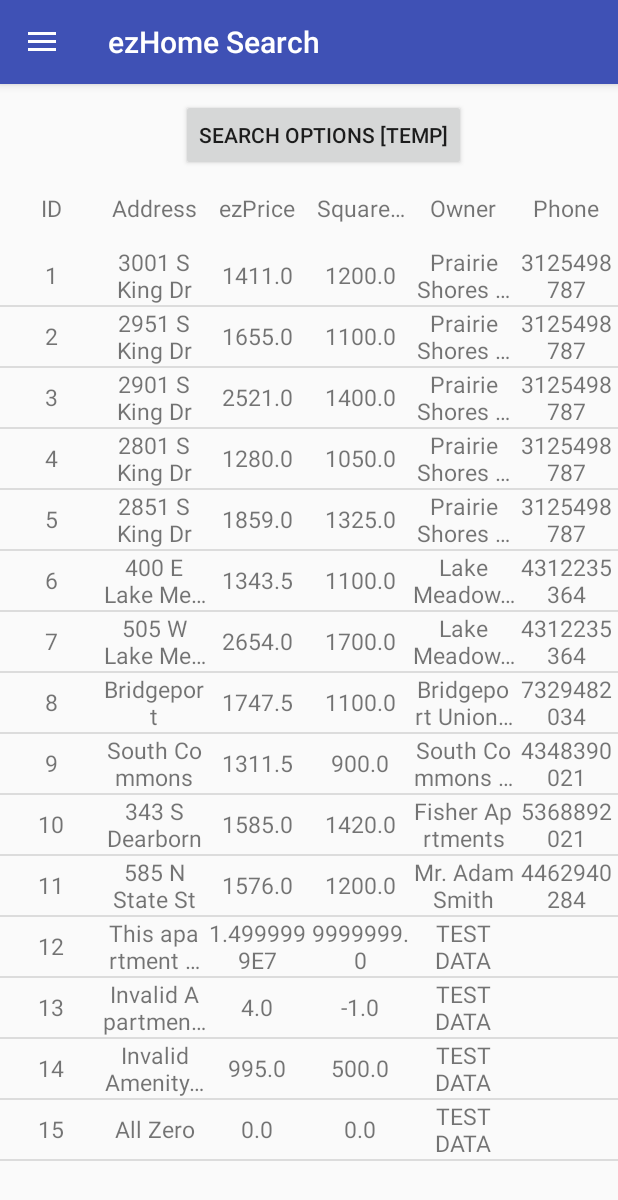
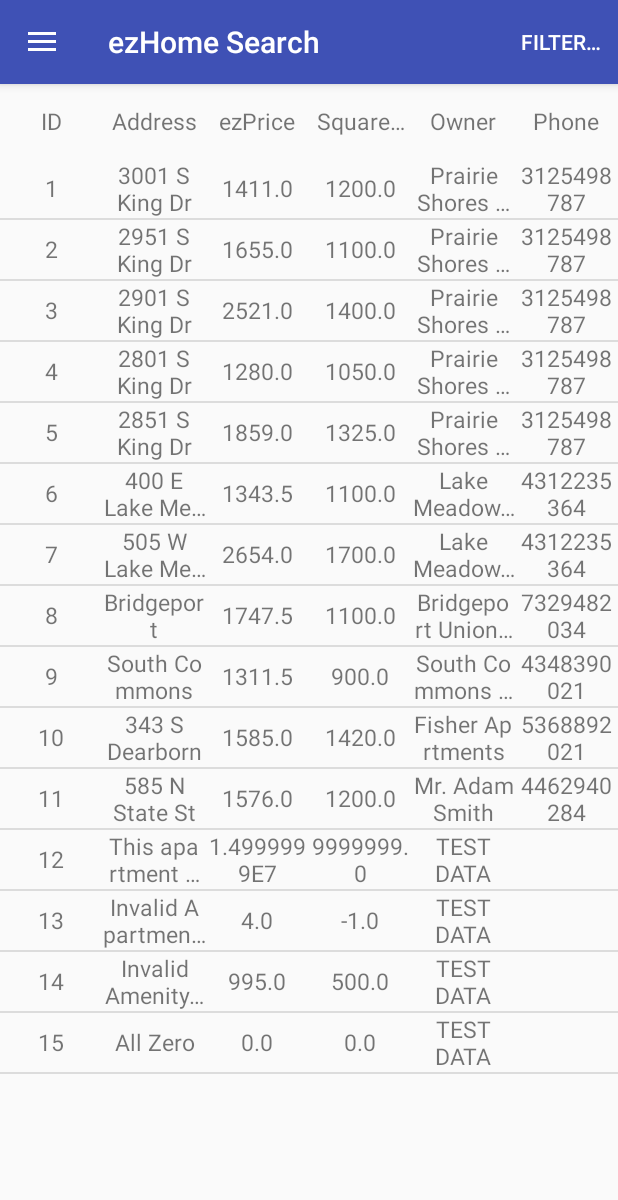
Before and after one commit to priyankpshah/CS442-Mobile-Application-Developement, an Android app: the fragment EzHomeSearchFragment placed in its activity, in the side drawer, after a tap on "ezHome Search", on a phone screen of 412 x 824 dp. Shown: the top 1200 px of the screen. Run offline under Robolectric (Android 15) with nearby library versions, the phone set to English and light mode, and no system bars.

Commit message:
moved search options button to title bar

```diff
--- a/app/src/main/java/edu/iit/cs442/team15/ehome/EzHomeSearchFragment.java
+++ b/app/src/main/java/edu/iit/cs442/team15/ehome/EzHomeSearchFragment.java
@@ -6,11 +6,13 @@ import android.content.Intent;
 import android.os.Bundle;
 import android.support.v4.app.Fragment;
 import android.view.LayoutInflater;
+import android.view.Menu;
+import android.view.MenuInflater;
+import android.view.MenuItem;
 import android.view.View;
 import android.view.ViewGroup;
 import android.widget.AdapterView;
 import android.widget.BaseAdapter;
-import android.widget.Button;
 import android.widget.ListView;
 import android.widget.TextView;
 
@@ -31,7 +33,6 @@ public class EzHomeSearchFragment extends Fragment {
 
     private List<Apartment> result = new ArrayList<>();
     private ListView lv_ehome_search;
-    private Button temp_search;
 
     private int index_sort_rent = 0;
     private int index_sort_area = 0;
@@ -66,6 +67,7 @@ public class EzHomeSearchFragment extends Fragment {
     @Override
     public void onCreate(Bundle savedInstanceState) {
         super.onCreate(savedInstanceState);
+        this.setHasOptionsMenu(true);
 
         ApartmentSearchFilter filter = null;
 
@@ -90,14 +92,6 @@ public class EzHomeSearchFragment extends Fragment {
         if (adapter == null)
             adapter = new MyAdapter();
         lv_ehome_search.setAdapter(adapter);
-
-        temp_search.setOnClickListener(new View.OnClickListener() {
-            @Override
-            public void onClick(View v) {
-                Intent searchOptions = new Intent(getActivity(), EzHomeSearchOptionsActivity.class);
-                startActivityForResult(searchOptions, SEARCH_OPTIONS_REQUEST);
-            }
-        });
 
         tv_rent_title.setOnClickListener(new View.OnClickListener() {
             @Override
@@ -144,7 +138,6 @@ public class EzHomeSearchFragment extends Fragment {
 
     private void initView(LayoutInflater inflater, ViewGroup container) {
         v = inflater.inflate(R.layout.fragment_ezhome_search, container, false);
-        temp_search = (Button) v.findViewById(R.id.tempButtonOptions);
         lv_ehome_search = (ListView) v.findViewById(R.id.lv_ehomesearch);
         tv_rent_title = (TextView) v.findViewById(R.id.tv_rent_title);
         tv_area_title = (TextView) v.findViewById(R.id.tv_area_title);
@@ -211,6 +204,43 @@ public class EzHomeSearchFragment extends Fragment {
         });
     }
 
+    @Override
+    public void onCreateOptionsMenu(Menu menu, MenuInflater inflater) {
+        inflater.inflate(R.menu.fragment_ezhome_search, menu);
+    }
+
+    @Override
+    public boolean onOptionsItemSelected(MenuItem item) {
+        switch (item.getItemId()) {
+            case R.id.menuSearchOptions:
+                Intent searchOptions = new Intent(getActivity(), EzHomeSearchOptionsActivity.class);
+                startActivityForResult(searchOptions, SEARCH_OPTIONS_REQUEST);
+                return true;
+            default:
+                return super.onOptionsItemSelected(item);
+        }
+    }
+
+    @Override
+    public void onActivityResult(int requestCode, int resultCode, Intent data) {
+        switch (requestCode) {
+            case SEARCH_OPTIONS_REQUEST:
+                if (resultCode == Activity.RESULT_OK) {
+                    ApartmentSearchFilter filter = (ApartmentSearchFilter) data.getSerializableExtra("filter");
+
+                    result = ApartmentDatabaseHelper.getInstance().getApartments(filter);
+                    ApartmentDatabaseHelper.getInstance().addSearchHistory(SavedLogin.getInstance().getId(), filter);
+
+                    if (result != null) {
+                        adapter.notifyDataSetChanged();
+                    }
+                }
+                break;
+            default:
+                super.onActivityResult(requestCode, resultCode, data);
+        }
+    }
+
     private class MyAdapter extends BaseAdapter {
         @Override
         public int getCount() {
@@ -260,7 +290,7 @@ public class EzHomeSearchFragment extends Fragment {
         }
     }
 
-    public final class ViewHolder {
+    private static final class ViewHolder {
         public TextView ItemId;
         public TextView Itemaddress;
         public TextView Itemrent;
@@ -268,24 +298,4 @@ public class EzHomeSearchFragment extends Fragment {
         public TextView Itemowner;
         public TextView Itemphone;
     }
-
-    @Override
-    public void onActivityResult(int requestCode, int resultCode, Intent data) {
-        switch (requestCode) {
-            case SEARCH_OPTIONS_REQUEST:
-                if (resultCode == Activity.RESULT_OK) {
-                    ApartmentSearchFilter filter = (ApartmentSearchFilter) data.getSerializableExtra("filter");
-
-                    result = ApartmentDatabaseHelper.getInstance().getApartments(filter);
-                    ApartmentDatabaseHelper.getInstance().addSearchHistory(SavedLogin.getInstance().getId(), filter);
-
-                    if (result != null) {
-                        adapter.notifyDataSetChanged();
-                    }
-                }
-                break;
-            default:
-                super.onActivityResult(requestCode, resultCode, data);
-        }
-    }
 }
--- a/app/src/main/res/layout/fragment_ezhome_search.xml
+++ b/app/src/main/res/layout/fragment_ezhome_search.xml
@@ -4,23 +4,6 @@
     android:layout_height="match_parent"
     android:orientation="vertical"
     tools:context=".EzHomeSearchFragment">
-
-    <LinearLayout
-        android:layout_width="wrap_content"
-        android:layout_height="wrap_content"
-        android:layout_gravity="center"
-        android:layout_marginTop="10dp"
-        android:orientation="horizontal">
-
-        <Button
-            android:id="@+id/tempButtonOptions"
-            android:layout_width="wrap_content"
-            android:layout_height="wrap_content"
-            android:layout_gravity="center"
-            android:layout_marginLeft="20dp"
-            android:text="Search Options [temp]" />
-
-    </LinearLayout>
 
     <LinearLayout
         android:layout_width="match_parent"
--- /dev/null
+++ b/app/src/main/res/menu/fragment_ezhome_search.xml
@@ -0,0 +1,11 @@
+<?xml version="1.0" encoding="utf-8"?>
+<menu xmlns:android="http://schemas.android.com/apk/res/android"
+    xmlns:app="http://schemas.android.com/apk/res-auto">
+
+    <item
+        android:id="@+id/menuSearchOptions"
+        android:orderInCategory="1"
+        android:title="@string/menu_search_options"
+        app:showAsAction="ifRoom" />
+
+</menu>
--- a/app/src/main/res/values/strings.xml
+++ b/app/src/main/res/values/strings.xml
@@ -52,7 +52,7 @@
     <string name="password_dialog_retry_message">The password was incorrect.\nPlease try again.</string>
     <string name="password_dialog_retry_positive">Retry</string>
 
-    <!-- ezHome Search -->
+    <!-- ezHome Search Details -->
     <string name="title_activity_ezhome_search_details">Search Details</string>
 
     <string name="button_ezprice_details">Details</string>
@@ -116,6 +116,8 @@
     </string-array>
 
     <!-- Search results -->
+    <string name="menu_search_options">Filter&#8230;</string>
+
     <string-array name="order_method">
         <item>Rent(low to high)</item>
         <item>Area(high to low)</item>
```
